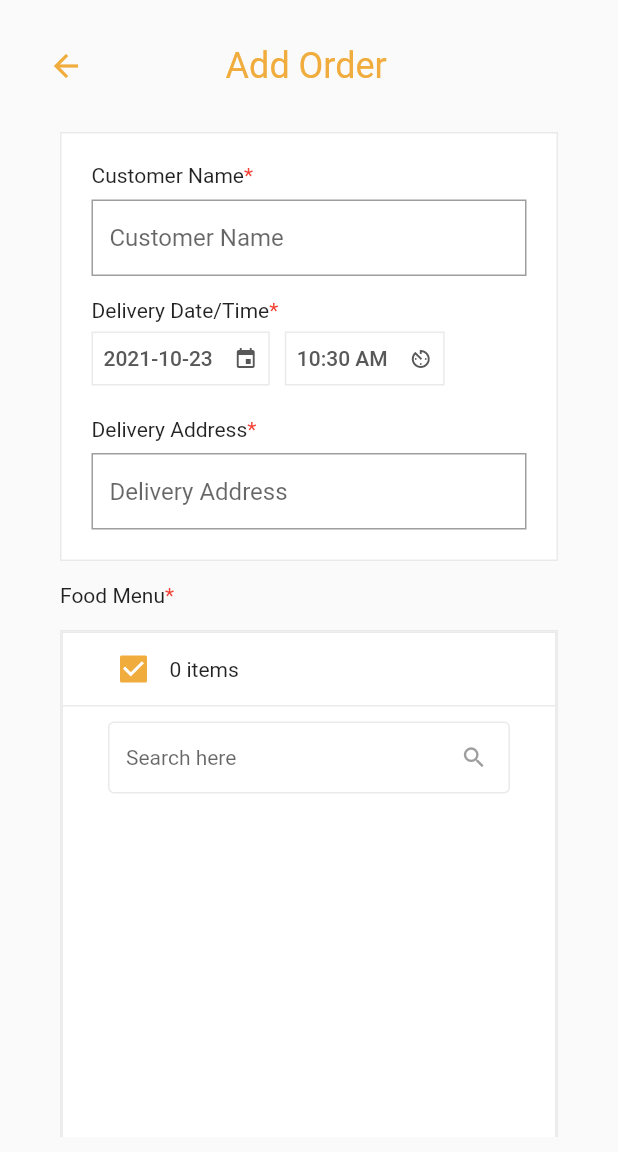
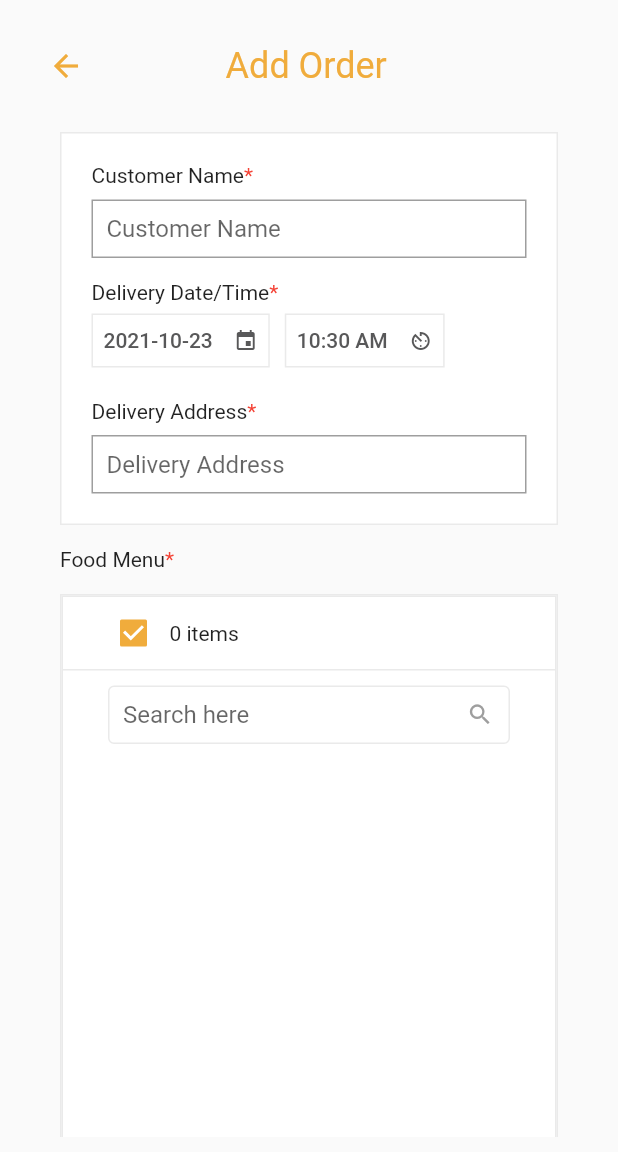
Before and after one commit to jonathanfrancisco/sandys-food-express, a Flutter app: the Orders screen opened directly, after a tap on the "add" icon, on a phone screen of 412 x 824 dp, the part 84-1236 px from its top. Run offline on Flutter 3.47's test engine with Material 2 defaults, Android fonts, the light colour scheme and no system bars; our stand-ins replace dio, dotted_border, easy_debounce, flutter_secure_storage, flutter_svg, get_it and 2 more; missing offline and left inert: flutter_animated_dialog; accounts and stored records are empty; network calls fail.

Commit message:
Add food modal tweaks

```diff
--- a/lib/common/widgets/with-app-bar-drawer.dart
+++ b/lib/common/widgets/with-app-bar-drawer.dart
@@ -108,7 +108,7 @@ class WithAppBarDrawer extends StatelessWidget {
             child: ListView(
               children: [
                 DrawerHeader(
-                  child: Text('Drawer Header'),
+                  child: Text("Sandy's Food Express"),
                 ),
                 ..._drawerItems.map((e) {
                   return buildDrawerItem(e.icon, e.title, e.isActive, () {
--- a/lib/screens/home/widgets/app-bar-drawer-header.dart
+++ b/lib/screens/home/widgets/app-bar-drawer-header.dart
@@ -4,7 +4,7 @@ class AppBarDrawerHeader extends StatelessWidget {
   @override
   Widget build(BuildContext context) {
     return DrawerHeader(
-      child: Text('Drawer Header'),
+      child: Text("Sandy's Food Express"),
     );
   }
 }
--- a/lib/screens/menu/widgets/menu-food-table.dart
+++ b/lib/screens/menu/widgets/menu-food-table.dart
@@ -132,11 +132,14 @@ class MenuFoodTableState extends State<MenuFoodTable> {
               vertical: 10,
             ),
             child: TextField(
-              style: TextStyle(
-                fontSize: 14,
-              ),
+              style: TextStyle(),
               controller: _searchFieldController,
               decoration: new InputDecoration(
+                contentPadding: EdgeInsets.all(10),
+                suffixIconConstraints: BoxConstraints(
+                  minHeight: 35,
+                  minWidth: 40,
+                ),
                 suffixIcon: Icon(Icons.search, color: Colors.grey),
                 isDense: true,
                 focusedBorder: OutlineInputBorder(
--- a/lib/screens/orders/widgets/orders-tab-add-order.dart
+++ b/lib/screens/orders/widgets/orders-tab-add-order.dart
@@ -139,6 +139,7 @@ class OrdersTabAddOrderState extends State<OrdersTabAddOrder> {
                             },
                             controller: _customerNameFieldController,
                             decoration: InputDecoration(
+                              contentPadding: EdgeInsets.all(10),
                               hintText: 'Customer Name',
                               isDense: true,
                               border: OutlineInputBorder(
@@ -248,6 +249,7 @@ class OrdersTabAddOrderState extends State<OrdersTabAddOrder> {
                             },
                             controller: _customerAddressFieldController,
                             decoration: InputDecoration(
+                              contentPadding: EdgeInsets.all(10),
                               hintText: 'Delivery Address',
                               isDense: true,
                               border: OutlineInputBorder(
--- a/lib/screens/ordersqueue/ordersqueue.dart
+++ b/lib/screens/ordersqueue/ordersqueue.dart
@@ -48,7 +48,7 @@ class OrdersQueueState extends State<OrdersQueue> {
               Text(
                 'Orders Queue',
                 style: TextStyle(
-                  fontSize: 50,
+                  fontSize: 40,
                   color: Colors.white,
                   fontWeight: FontWeight.bold,
                 ),
```
Also changed, not shown: lib/screens/menu/widgets/add-food-modal.dart (+5 -5 lines).
